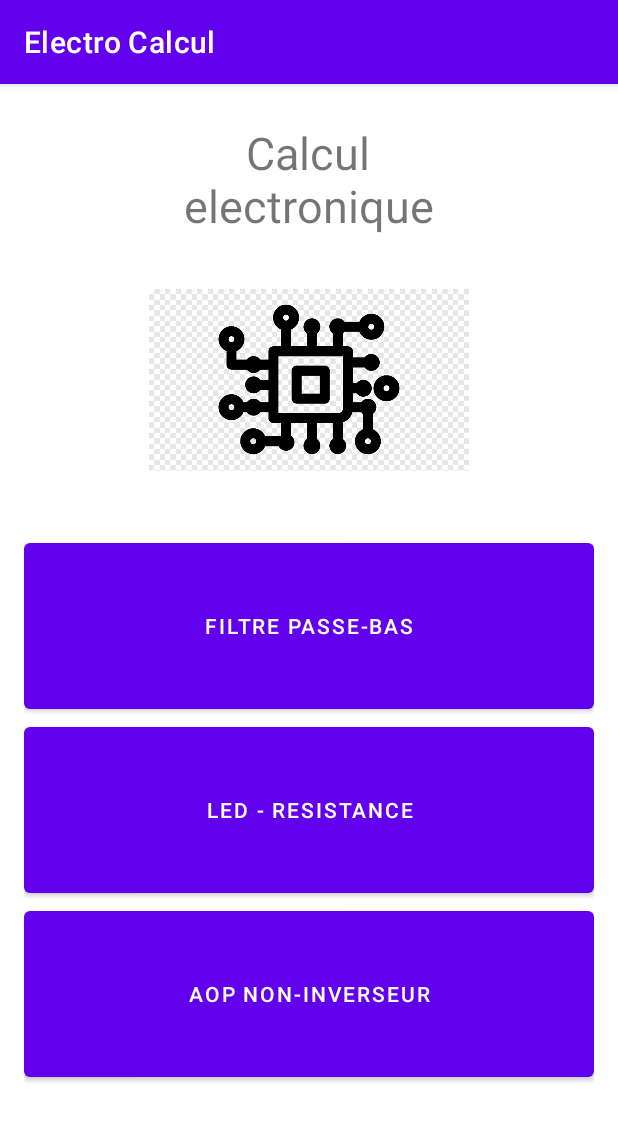
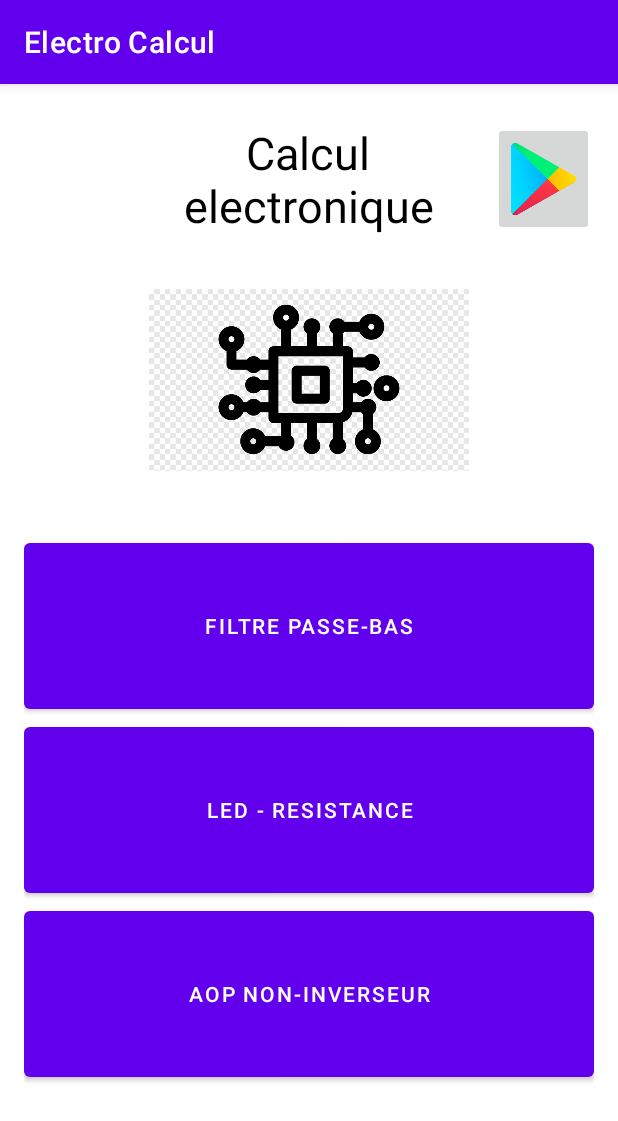
Before and after one commit to Theophile-Yvars/Mini-Projet, an Android app: the screen it shows after launch (MainActivity), on a phone screen of 412 x 824 dp. Shown: the top 1121 px of the screen. Run offline under Robolectric (Android 15) with nearby library versions, the phone set to English and light mode, and no system bars.

```diff
--- a/app/src/main/java/com/example/mapetiteapp/MainActivity.java
+++ b/app/src/main/java/com/example/mapetiteapp/MainActivity.java
@@ -6,10 +6,12 @@ import android.content.Intent;
 import android.os.Bundle;
 import android.view.View;
 import android.widget.Button;
-
-import java.sql.BatchUpdateException;
+import android.widget.ImageButton;
+import android.net.Uri;
 
 public class MainActivity extends AppCompatActivity {
+
+    ImageButton buttonPlayStore;
 
     @Override
     protected void onCreate(Bundle savedInstanceState) {
@@ -17,12 +19,20 @@ public class MainActivity extends AppCompatActivity {
         setContentView(R.layout.activity_main);
 
         Button buttonFiltre = findViewById(R.id.button1);
-        Button buttonLed = findViewById(R.id.button2);
+        Button buttonLed = findViewById(R.id.lien);
         Button buttonAop = findViewById(R.id.button3);
 
         buttonFiltre.setOnClickListener(this::filtre);
         buttonLed.setOnClickListener(this::led);
         buttonAop.setOnClickListener(this::aop);
+
+        this.buttonPlayStore = findViewById(R.id.lienPlay);
+        this.buttonPlayStore.setOnClickListener(new View.OnClickListener() {
+            @Override
+            public void onClick(View v) {
+                openPlayStore();
+            }
+        });
     }
 
     /*
@@ -45,4 +55,12 @@ public class MainActivity extends AppCompatActivity {
         Intent aopActivity = new Intent(getApplicationContext(),Aop.class);
         startActivity(aopActivity);
     }
+
+    public void  openPlayStore()  {
+        String url="https://play.google.com/store/search?q=electronique";
+
+        // An implicit intent, request a URL.
+        Intent intent = new Intent(Intent.ACTION_VIEW, Uri.parse(url));
+        this.startActivity(intent);
+    }
 }
--- a/app/src/main/res/layout/activity_main.xml
+++ b/app/src/main/res/layout/activity_main.xml
@@ -4,6 +4,7 @@
     xmlns:tools="http://schemas.android.com/tools"
     android:layout_width="match_parent"
     android:layout_height="match_parent"
+    android:background="#FFFFFF"
     tools:context=".MainActivity">
 
     <TextView
@@ -13,6 +14,7 @@
         android:layout_marginTop="25dp"
         android:gravity="center"
         android:text="@string/titre"
+        android:textColor="@color/black"
         android:textSize="30dp"
         app:layout_constraintHorizontal_bias="0.498"
         app:layout_constraintLeft_toLeftOf="parent"
@@ -44,7 +46,7 @@
             android:text="@string/activite1" />
 
         <Button
-            android:id="@+id/button2"
+            android:id="@+id/lien"
             android:layout_width="match_parent"
             android:layout_height="wrap_content"
             android:layout_weight="1"
@@ -57,6 +59,7 @@
             android:layout_weight="1"
             android:gravity="center"
             android:text="@string/activity3" />
+
     </LinearLayout>
 
     <ImageView
@@ -69,4 +72,16 @@
         app:layout_constraintTop_toBottomOf="@+id/textView4"
         app:srcCompat="@drawable/logo" />
 
+    <ImageButton
+        android:id="@+id/lienPlay"
+        android:layout_width="67dp"
+        android:layout_height="76dp"
+        android:layout_marginEnd="16dp"
+        android:layout_marginRight="16dp"
+        android:scaleType="fitCenter"
+        app:layout_constraintBottom_toBottomOf="@+id/textView4"
+        app:layout_constraintEnd_toEndOf="parent"
+        app:layout_constraintTop_toTopOf="@+id/textView4"
+        app:srcCompat="@drawable/playstore" />
+
 </androidx.constraintlayout.widget.ConstraintLayout>
--- a/app/src/main/res/values/strings.xml
+++ b/app/src/main/res/values/strings.xml
@@ -1,8 +1,7 @@
 <resources>
     <string name="app_name">Electro Calcul</string>
-    <string name="titre">Calcul electronique</string>
+    <string name="titre" translatable="false">Calcul electronique</string>
     <string name="titreLed">Calcul de la resistance</string>
-    <string name="titreFiltre">Calcul du filtre</string>
     <string name="titreAop">Calcul Aop</string>
     <string name="activite1">Filtre passe-bas</string>
     <string name="activite2">Led - Resistance</string>
@@ -13,10 +12,12 @@
     <string name="inputAop1">Saisir valeur</string>
     <string name="inputAop2">Saisir valeur</string>
     <string name="outputAop">Resultat</string>
+    <string name="titreFiltre">"Calcul du filtre "</string>
     <string name="textAop">Saisir elements de l\'aop</string>
     <string name="actionAop">Calcul de l\'AOP</string>
     <string name="actionFilre">Calcul du Filtre</string>
     <string name="inputAopVin">Saisir Ve</string>
+    <string name="ledVal">R</string>
 
     <string-array name="choix_Aop">
         <item>Selection</item>
@@ -32,4 +33,6 @@
         <item>Fc -> Freq Coupure</item>
     </string-array>
 
+
+
 </resources>
```
Also changed, not shown: app/src/main/java/com/example/mapetiteapp/Led.java (+31 -0 lines), app/src/main/res/layout/activity_led.xml (+15 -1 lines), app/src/main/res/drawable/play.png (added), app/src/main/res/drawable/playstore.png (added), 1 other file.
